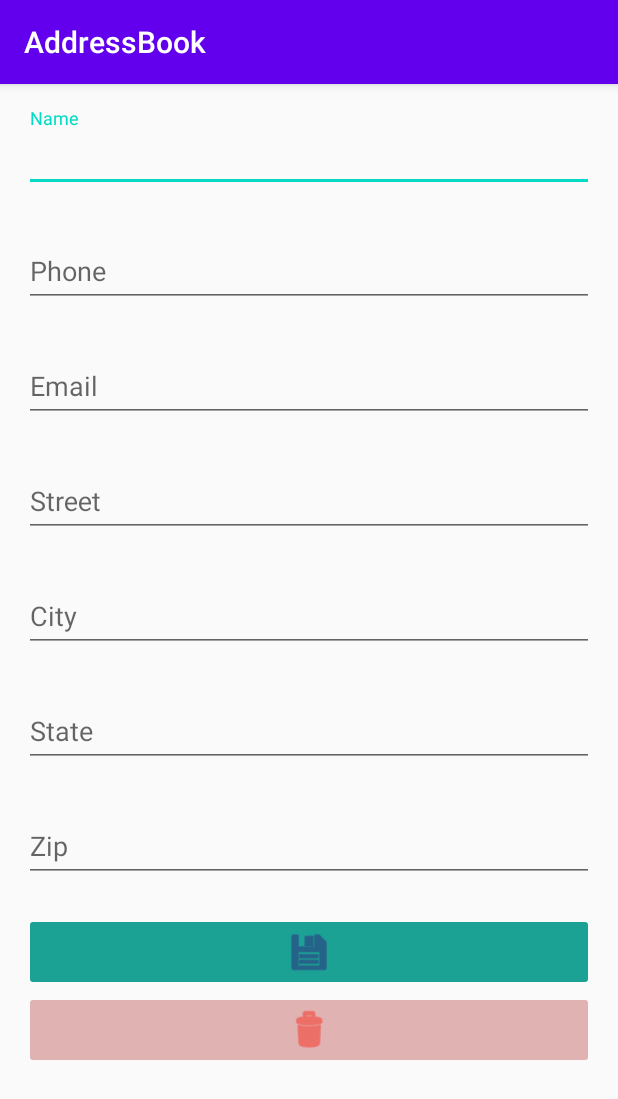
After one commit to sasha007k/AddressBook, an Android app: the fragment ContactDetails shown on its own in the app's theme, on a phone screen of 412 x 824 dp. The commit adds this screen. Shown: the top 1099 px of the screen. Run offline under Robolectric (Android 15) with nearby library versions, the phone set to English and light mode, and no system bars.

Commit message:
added view for editing contact details and deleting

```diff
--- a/app/build.gradle
+++ b/app/build.gradle
@@ -38,7 +38,9 @@ dependencies {
     implementation 'androidx.constraintlayout:constraintlayout:1.1.3'
     implementation 'androidx.navigation:navigation-fragment:2.2.1'
     implementation 'androidx.navigation:navigation-ui:2.2.1'
+    implementation 'androidx.legacy:legacy-support-v4:1.0.0'
     testImplementation 'junit:junit:4.12'
     androidTestImplementation 'androidx.test.ext:junit:1.1.1'
     androidTestImplementation 'androidx.test.espresso:espresso-core:3.2.0'
+    implementation 'androidx.gridlayout:gridlayout:1.0.0'
 }
--- /dev/null
+++ b/app/src/main/java/com/example/addressbook/ContactDetails.java
@@ -0,0 +1,30 @@
+package com.example.addressbook;
+
+import android.os.Bundle;
+
+import androidx.fragment.app.Fragment;
+
+import android.view.LayoutInflater;
+import android.view.View;
+import android.view.ViewGroup;
+
+public class ContactDetails extends Fragment {
+
+    public ContactDetails() {
+    }
+
+    @Override
+    public View onCreateView(LayoutInflater inflater, ViewGroup container,
+                             Bundle savedInstanceState) {
+
+        return inflater.inflate(R.layout.fragment_contact_details, container, false);
+    }
+
+    public void saveDetails(View view){
+
+    }
+
+    public void deleteContact(View view){
+
+    }
+}
--- /dev/null
+++ b/app/src/main/res/layout/fragment_contact_details.xml
@@ -0,0 +1,150 @@
+<?xml version="1.0" encoding="utf-8"?>
+<LinearLayout xmlns:android="http://schemas.android.com/apk/res/android"
+    xmlns:tools="http://schemas.android.com/tools"
+    android:layout_width="match_parent"
+    android:layout_height="match_parent"
+    xmlns:app="http://schemas.android.com/apk/res-auto"
+    android:orientation="vertical"
+    android:padding="16dp"
+    tools:context=".ContactDetails">
+
+    <com.google.android.material.textfield.TextInputLayout
+        android:layout_width= "match_parent"
+        android:layout_height="wrap_content"
+        app:errorEnabled="true"
+        >
+        <com.google.android.material.textfield.TextInputEditText
+            android:id="@+id/text_edit_name"
+            android:layout_width="match_parent"
+            android:layout_height="wrap_content"
+            android:hint="Name"
+            android:inputType="text"
+            >
+
+        </com.google.android.material.textfield.TextInputEditText>
+
+    </com.google.android.material.textfield.TextInputLayout>
+
+    <com.google.android.material.textfield.TextInputLayout
+        android:layout_width= "match_parent"
+        android:layout_height="wrap_content"
+        app:errorEnabled="true"
+        >
+
+        <com.google.android.material.textfield.TextInputEditText
+            android:id="@+id/text_edit_phone"
+            android:layout_width="match_parent"
+            android:layout_height="wrap_content"
+            android:clickable="false"
+            android:hint="Phone"
+            android:inputType="phone"
+            android:onClick="saveDetails">
+
+        </com.google.android.material.textfield.TextInputEditText>
+
+    </com.google.android.material.textfield.TextInputLayout>
+
+    <com.google.android.material.textfield.TextInputLayout
+        android:layout_width= "match_parent"
+        android:layout_height="wrap_content"
+        app:errorEnabled="true"
+        >
+        <com.google.android.material.textfield.TextInputEditText
+            android:id="@+id/text_edit_email"
+            android:layout_width="match_parent"
+            android:layout_height="wrap_content"
+            android:hint="Email"
+            android:inputType="textEmailAddress"
+            >
+
+        </com.google.android.material.textfield.TextInputEditText>
+
+    </com.google.android.material.textfield.TextInputLayout>
+
+    <com.google.android.material.textfield.TextInputLayout
+        android:layout_width= "match_parent"
+        android:layout_height="wrap_content"
+        app:errorEnabled="true"
+        >
+        <com.google.android.material.textfield.TextInputEditText
+            android:id="@+id/text_edit_street"
+            android:layout_width="match_parent"
+            android:layout_height="wrap_content"
+            android:hint="Street"
+            android:inputType="text"
+            >
+
+        </com.google.android.material.textfield.TextInputEditText>
+
+    </com.google.android.material.textfield.TextInputLayout>
+
+    <com.google.android.material.textfield.TextInputLayout
+        android:layout_width= "match_parent"
+        android:layout_height="wrap_content"
+        app:errorEnabled="true"
+        >
+        <com.google.android.material.textfield.TextInputEditText
+            android:id="@+id/text_edit_city"
+            android:layout_width="match_parent"
+            android:layout_height="wrap_content"
+            android:hint="City"
+            android:inputType="text"
+            >
+
+        </com.google.android.material.textfield.TextInputEditText>
+
+    </com.google.android.material.textfield.TextInputLayout>
+
+    <com.google.android.material.textfield.TextInputLayout
+        android:layout_width= "match_parent"
+        android:layout_height="wrap_content"
+        app:errorEnabled="true"
+        >
+        <com.google.android.material.textfield.TextInputEditText
+            android:id="@+id/text_edit_state"
+            android:layout_width="match_parent"
+            android:layout_height="wrap_content"
+            android:hint="State"
+            android:inputType="text"
+            >
+
+        </com.google.android.material.textfield.TextInputEditText>
+
+    </com.google.android.material.textfield.TextInputLayout>
+
+    <com.google.android.material.textfield.TextInputLayout
+        android:layout_width= "match_parent"
+        android:layout_height="wrap_content"
+        app:errorEnabled="true"
+        >
+        <com.google.android.material.textfield.TextInputEditText
+            android:id="@+id/text_edit_zip"
+            android:layout_width="match_parent"
+            android:layout_height="wrap_content"
+            android:hint="Zip"
+            android:inputType="number"
+            >
+
+        </com.google.android.material.textfield.TextInputEditText>
+
+    </com.google.android.material.textfield.TextInputLayout>
+
+    <ImageButton
+        android:id="@+id/imageButton"
+        android:layout_width="match_parent"
+        android:layout_height="wrap_content"
+        android:backgroundTint="#1CA195"
+        android:saveEnabled="false"
+        android:src="@android:drawable/ic_menu_save"
+        android:tint="#2C3981" />
+
+    <ImageButton
+        android:id="@+id/imageButton2"
+        android:layout_width="match_parent"
+        android:layout_height="wrap_content"
+        android:backgroundTint="#E1B2B2"
+        android:onClick="deleteContact"
+        android:src="@android:drawable/ic_menu_delete"
+        android:tint="#F44336" />
+
+</LinearLayout>
--- a/app/src/main/res/layout/fragment_first.xml
+++ b/app/src/main/res/layout/fragment_first.xml
@@ -20,12 +20,11 @@
 
     <Button
         android:id="@+id/button_first"
-        android:layout_width="wrap_content"
-        android:layout_height="wrap_content"
+        android:layout_width="106dp"
+        android:layout_height="57dp"
         android:text="@string/next"
-        app:layout_constraintTop_toBottomOf="@id/textview_first"
+        app:layout_constraintBottom_toBottomOf="parent"
+        app:layout_constraintEnd_toEndOf="parent"
         app:layout_constraintStart_toStartOf="parent"
-        app:layout_constraintEnd_toEndOf="parent"
-        app:layout_constraintBottom_toBottomOf="parent"
-        />
+        app:layout_constraintTop_toBottomOf="@id/textview_first" />
 </androidx.constraintlayout.widget.ConstraintLayout>
--- a/app/src/main/res/values/strings.xml
+++ b/app/src/main/res/values/strings.xml
@@ -9,4 +9,7 @@
 
     <string name="hello_first_fragment">Hello first fragment</string>
     <string name="hello_second_fragment">Hello second fragment. Arg: %1$s</string>
+
+    <!-- TODO: Remove or change this placeholder text -->
+    <string name="hello_blank_fragment">Hello blank fragment</string>
 </resources>
```
